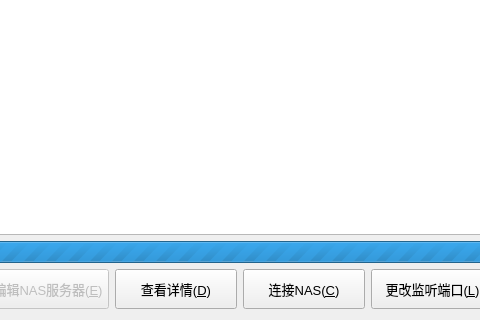
Qt form src/LoginDialog.ui (ProgramCX/FoxNAS) before a commit; both pictures show x 281 to 761 and y 181 to 501 of the 914 by 501 pixel window.
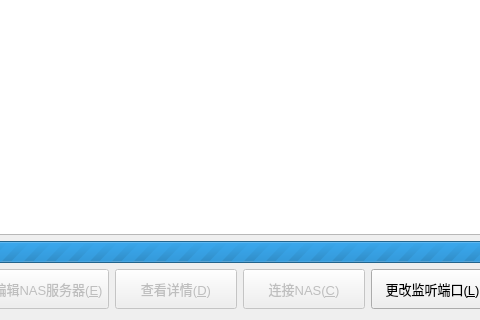
The same form after that commit. Icons and pictures are not drawn.

What changed in the file:
```diff
--- a/src/LoginDialog.ui
+++ b/src/LoginDialog.ui
@@ -104,6 +104,9 @@
      </item>
      <item>
       <widget class="QPushButton" name="btnDetail">
+       <property name="enabled">
+        <bool>false</bool>
+       </property>
        <property name="minimumSize">
         <size>
          <width>100</width>
@@ -125,6 +128,9 @@
      </item>
      <item>
       <widget class="QPushButton" name="btnConnect">
+       <property name="enabled">
+        <bool>false</bool>
+       </property>
        <property name="minimumSize">
         <size>
          <width>100</width>
```
